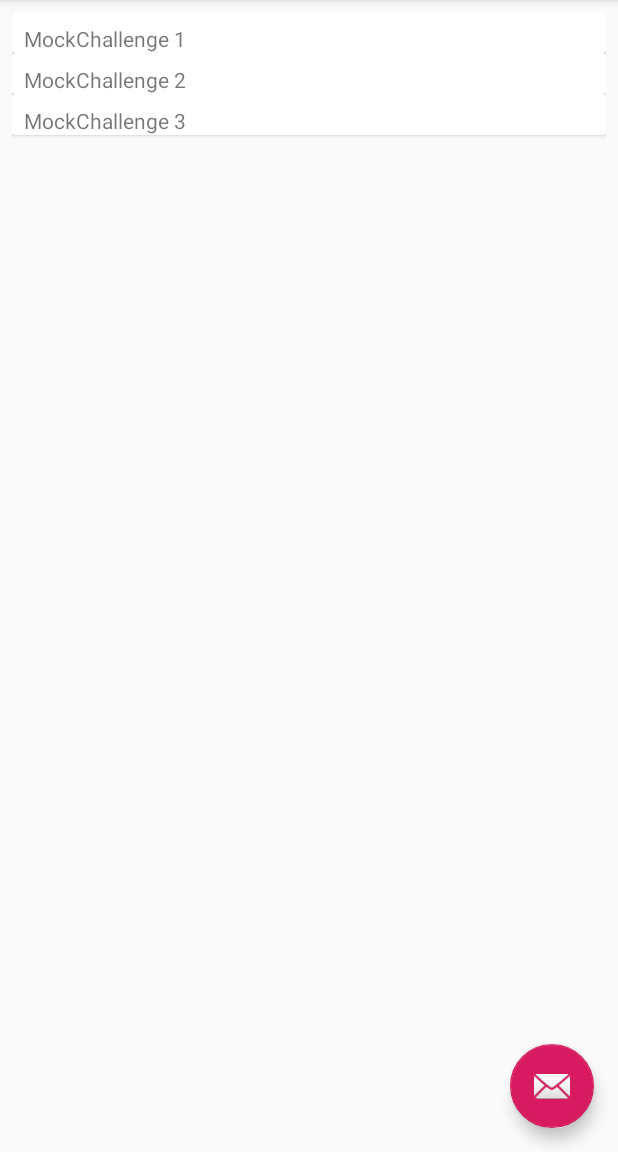
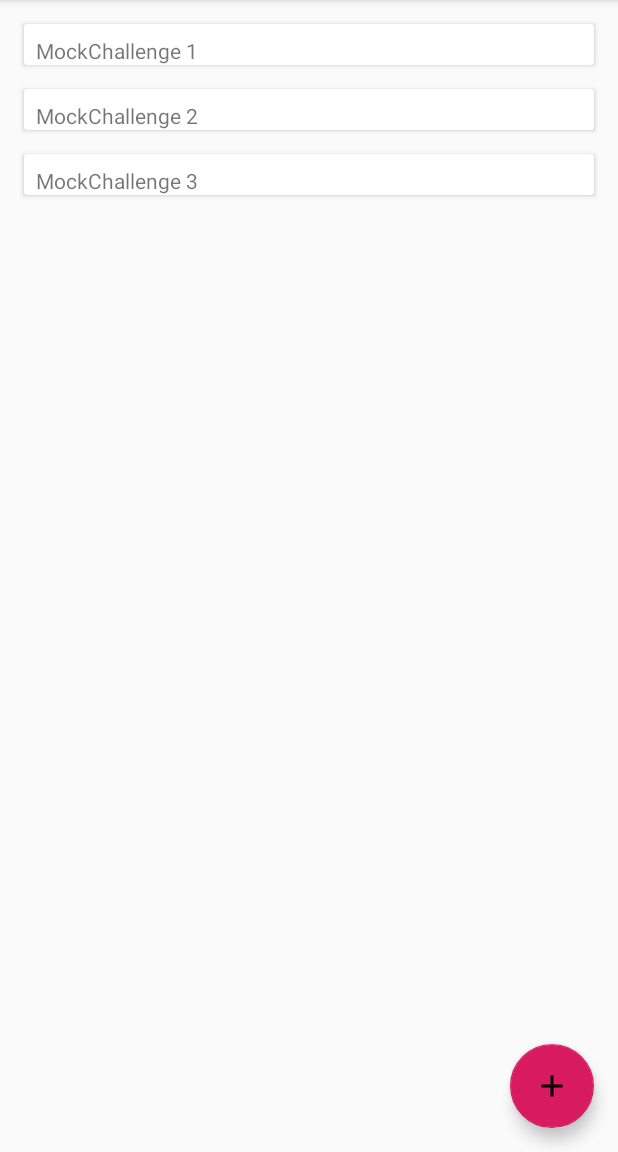
Before and after one commit to campusjagd/Campusjagd, an Android app: the fragment ChallengeCreateListFragment placed in its activity, in the side drawer, after a tap on "Alle Challenges", on a phone screen of 412 x 824 dp, the part 84-1236 px from its top. Run offline under Robolectric (Android 15) with nearby library versions, the phone set to English and light mode, and no system bars.

Commit message:
Removed the main fab on all activities
Added a fab in ChallengeCreateList

Added a fragment for ChallengeCreateList

Implemented a Logger for Debug Messages

```diff
--- a/app/src/main/java/de/tubs/campusjagd/MainActivity.java
+++ b/app/src/main/java/de/tubs/campusjagd/MainActivity.java
@@ -3,7 +3,6 @@ package de.tubs.campusjagd;
 import android.os.Bundle;
 import android.support.design.widget.FloatingActionButton;
 import android.support.design.widget.Snackbar;
-import android.support.v4.app.Fragment;
 import android.support.v4.app.FragmentTransaction;
 import android.view.View;
 import android.support.design.widget.NavigationView;
@@ -15,9 +14,9 @@ import android.support.v7.widget.Toolbar;
 import android.view.Menu;
 import android.view.MenuItem;
 
+import de.tubs.campusjagd.view.ChallengeCreateListFragment;
 import de.tubs.campusjagd.view.ChallengeListFragment;
 import de.tubs.campusjagd.view.RoomListFragment;
-import de.tubs.campusjagd.view.adapter.ChallengeCreateListAdapter;
 
 public class MainActivity extends AppCompatActivity
         implements NavigationView.OnNavigationItemSelectedListener {
@@ -33,15 +32,6 @@ public class MainActivity extends AppCompatActivity
         setContentView(R.layout.activity_main);
         Toolbar toolbar = (Toolbar) findViewById(R.id.toolbar);
         setSupportActionBar(toolbar);
-
-        FloatingActionButton fab = (FloatingActionButton) findViewById(R.id.fab);
-        fab.setOnClickListener(new View.OnClickListener() {
-            @Override
-            public void onClick(View view) {
-                Snackbar.make(view, "Replace with your own action", Snackbar.LENGTH_LONG)
-                        .setAction("Action", null).show();
-            }
-        });
 
         DrawerLayout drawer = (DrawerLayout) findViewById(R.id.drawer_layout);
         ActionBarDrawerToggle toggle = new ActionBarDrawerToggle(
--- /dev/null
+++ b/app/src/main/java/de/tubs/campusjagd/etc/Logger.java
@@ -0,0 +1,15 @@
+package de.tubs.campusjagd.etc;
+
+import android.util.Log;
+
+import de.tubs.campusjagd.BuildConfig;
+
+public class Logger {
+
+    public static void LogExeption(String head, String body, Exception e) {
+        if (BuildConfig.DEBUG) {
+            Log.e(head, body, e);
+
+        }
+    }
+}
--- a/app/src/main/java/de/tubs/campusjagd/ChallengeCreateListFragment.java
+++ b/app/src/main/java/de/tubs/campusjagd/view/ChallengeCreateListFragment.java
@@ -1,9 +1,11 @@
-package de.tubs.campusjagd;
+package de.tubs.campusjagd.view;
 
 import android.os.Bundle;
 import android.support.annotation.NonNull;
 import android.support.annotation.Nullable;
+import android.support.design.widget.FloatingActionButton;
 import android.support.v4.app.Fragment;
+import android.support.v4.app.FragmentTransaction;
 import android.support.v7.widget.LinearLayoutManager;
 import android.support.v7.widget.RecyclerView;
 import android.view.LayoutInflater;
@@ -12,12 +14,16 @@ import android.view.ViewGroup;
 
 import java.util.List;
 
+import de.tubs.campusjagd.R;
+import de.tubs.campusjagd.etc.Logger;
 import de.tubs.campusjagd.model.Challenge;
 import de.tubs.campusjagd.model.ResourceMock;
 import de.tubs.campusjagd.view.adapter.ChallengeCreateListAdapter;
 import de.tubs.campusjagd.view.adapter.ChallengeListAdapter;
 
 public class ChallengeCreateListFragment extends Fragment {
+
+    private Fragment mCreateNewChallengeFragment;
 
     @Nullable
     @Override
@@ -29,7 +35,7 @@ public class ChallengeCreateListFragment extends Fragment {
         return view;
     }
 
-    private void init(View view) {
+    private void init(final View view) {
         //TODO Change this mock
         ResourceMock resources = new ResourceMock(view.getContext());
         List<Challenge> challengeList = resources.getAllChallenges();
@@ -46,5 +52,24 @@ public class ChallengeCreateListFragment extends Fragment {
         ChallengeCreateListAdapter adapter = new ChallengeCreateListAdapter(challengeList, view.getContext());
         // Bind adapter
         challengeRecycleView.setAdapter(adapter);
+
+        mCreateNewChallengeFragment = new Fragment();
+
+        // Set up fab
+        FloatingActionButton fab = view.findViewById(R.id.challenge_create_fab);
+        fab.setOnClickListener(new View.OnClickListener() {
+            @Override
+            public void onClick(View v) {
+                try {
+                    FragmentTransaction transaction = ChallengeCreateListFragment.this.getActivity()
+                            .getSupportFragmentManager().beginTransaction();
+                    transaction.replace(R.id.contentHolder, mCreateNewChallengeFragment).commit();
+
+                } catch (NullPointerException e) {
+                    Logger.LogExeption(ChallengeCreateListFragment.class.getSimpleName(), "Error while starting new Fragment", e);
+                }
+
+            }
+        });
     }
 }
--- /dev/null
+++ b/app/src/main/java/de/tubs/campusjagd/view/CreateNewChallengeFragment.java
@@ -0,0 +1,8 @@
+package de.tubs.campusjagd.view;
+
+import android.support.v4.app.Fragment;
+
+public class CreateNewChallengeFragment extends Fragment {
+
+
+}
--- /dev/null
+++ b/app/src/main/res/drawable/ic_add_black_24dp.xml
@@ -0,0 +1,9 @@
+<vector xmlns:android="http://schemas.android.com/apk/res/android"
+        android:width="24dp"
+        android:height="24dp"
+        android:viewportWidth="24.0"
+        android:viewportHeight="24.0">
+    <path
+        android:fillColor="#FF000000"
+        android:pathData="M19,13h-6v6h-2v-6H5v-2h6V5h2v6h6v2z"/>
+</vector>
--- a/app/src/main/res/layout/app_bar_main.xml
+++ b/app/src/main/res/layout/app_bar_main.xml
@@ -34,12 +34,4 @@
     </LinearLayout>
 
 
-    <android.support.design.widget.FloatingActionButton
-        android:id="@+id/fab"
-        android:layout_width="wrap_content"
-        android:layout_height="wrap_content"
-        android:layout_gravity="bottom|end"
-        android:layout_margin="@dimen/fab_margin"
-        app:srcCompat="@android:drawable/ic_dialog_email" />
-
 </android.support.design.widget.CoordinatorLayout>
--- a/app/src/main/res/layout/fragment_challenge_create_list.xml
+++ b/app/src/main/res/layout/fragment_challenge_create_list.xml
@@ -1,8 +1,22 @@
 <?xml version="1.0" encoding="utf-8"?>
 <android.support.constraint.ConstraintLayout
-    xmlns:android="http://schemas.android.com/apk/res/android" android:layout_width="match_parent"
+    xmlns:android="http://schemas.android.com/apk/res/android"
+    xmlns:app="http://schemas.android.com/apk/res-auto"
+    xmlns:tools="http://schemas.android.com/tools"
+    android:layout_width="match_parent"
     android:layout_height="match_parent">
 
+
+    <android.support.design.widget.FloatingActionButton
+        android:id="@+id/challenge_create_fab"
+        android:layout_width="wrap_content"
+        android:layout_height="wrap_content"
+        android:layout_marginEnd="16dp"
+        android:layout_marginBottom="16dp"
+        android:clickable="true"
+        app:layout_constraintBottom_toBottomOf="parent"
+        app:layout_constraintEnd_toEndOf="parent"
+        app:srcCompat="@drawable/ic_add_black_24dp" />
 
     <android.support.v7.widget.RecyclerView
         android:id="@+id/challenge_create_recyclerview"
@@ -11,5 +25,7 @@
         android:layout_marginStart="8dp"
         android:layout_marginTop="8dp"
         android:layout_marginEnd="8dp"
-        android:layout_marginBottom="8dp"/>
+        android:layout_marginBottom="8dp">
+
+    </android.support.v7.widget.RecyclerView>
 </android.support.constraint.ConstraintLayout>
--- a/app/src/main/res/layout/item_challenge_create_card_item.xml
+++ b/app/src/main/res/layout/item_challenge_create_card_item.xml
@@ -4,7 +4,8 @@
     xmlns:app="http://schemas.android.com/apk/res-auto"
     xmlns:tools="http://schemas.android.com/tools"
     android:layout_width="match_parent"
-    android:layout_height="wrap_content">
+    android:layout_height="wrap_content"
+    android:layout_margin="8dp">
 
 <android.support.constraint.ConstraintLayout
     android:layout_width="match_parent"
```
